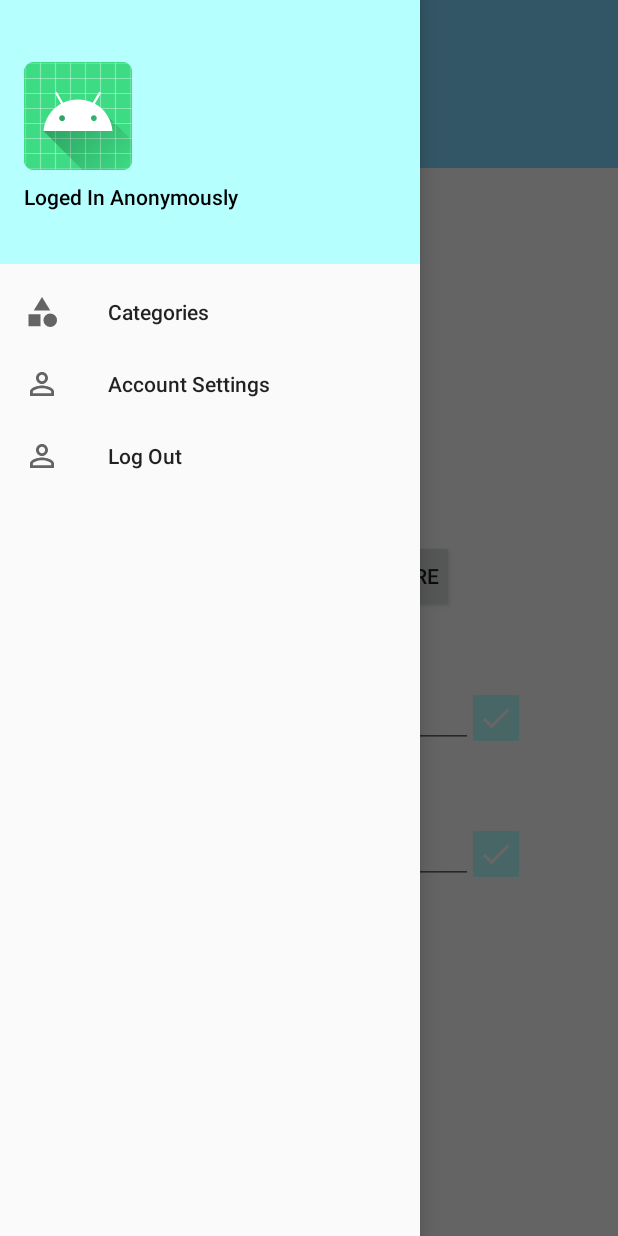
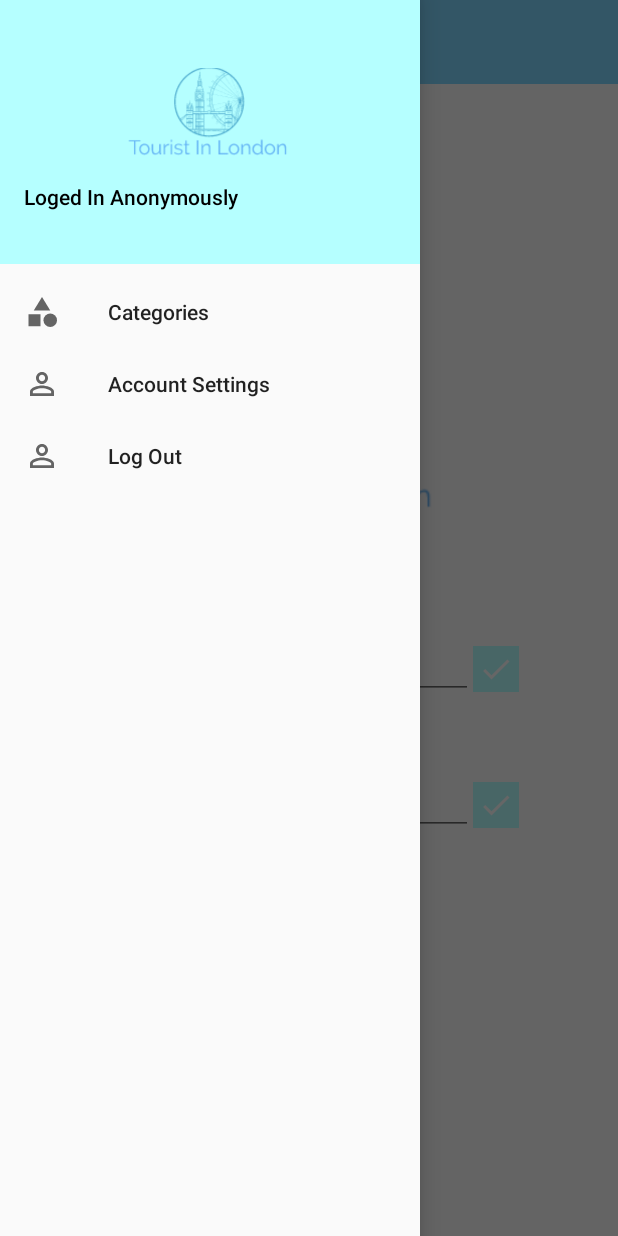
Before and after one commit to pivnicerumihai/touristInLondonAndroidAssessement, an Android app: the fragment AccountSettingsFragment placed in its activity, with the side drawer open, on a phone screen of 412 x 824 dp. Run offline under Robolectric (Android 15) with nearby library versions, the phone set to English and light mode, and no system bars; our stand-ins replace Firebase (no records; nobody signed in at launch, a user with empty details on screens opened directly); libraries missing offline, so code that uses them is left out: androidx.constraintlayout.solver.

Commit message:
app complete, needs bugs checking, code refactoring

```diff
--- a/app/src/main/java/com/example/londontourism/AttractionViewHolder.java
+++ b/app/src/main/java/com/example/londontourism/AttractionViewHolder.java
@@ -22,7 +22,6 @@
     Intent i;
     public AttractionViewHolder(@NonNull View itemView) {
         super(itemView);
-
         view = itemView;
 
     }
--- a/app/src/main/res/layout/activity_main.xml
+++ b/app/src/main/res/layout/activity_main.xml
@@ -20,6 +20,11 @@
         android:layout_weight="1"
         android:orientation="vertical"
         android:gravity="center_vertical">
+        <ImageView
+            android:layout_gravity="center_horizontal"
+            android:layout_width="250dp"
+            android:layout_height="150dp"
+            android:src="@drawable/logo"/>
     <EditText
         android:id="@+id/login_email"
         android:layout_width="wrap_content"
--- a/app/src/main/res/layout/fragment_account_settings.xml
+++ b/app/src/main/res/layout/fragment_account_settings.xml
@@ -10,7 +10,7 @@
         android:layout_width="match_parent"
         android:layout_height="match_parent"
         android:orientation="vertical">
-        <include layout="@layout/custom_toolbar"/>
+
         <LinearLayout
             android:layout_width="wrap_content"
             android:layout_height="match_parent"
@@ -20,22 +20,10 @@
 
             <ImageView
                 android:layout_gravity="center_horizontal"
-                android:layout_width="wrap_content"
-                android:layout_height="wrap_content"
-                android:src="@mipmap/ic_launcher_round"/>
-            <TextView
-                android:layout_width="wrap_content"
-                android:layout_height="wrap_content"
-                android:padding="10dp"
-                android:layout_gravity="center_horizontal"
-                android:text="@string/profile_picture"/>
-            <Button
-                android:layout_width="wrap_content"
-                android:layout_height="wrap_content"
-                android:layout_gravity="center_horizontal"
-                android:padding="10dp"
-                android:text="@string/change_picture"
-                />
+                android:layout_width="200dp"
+                android:layout_height="150dp"
+                android:src="@drawable/logo"/>
+
             <TextView
                 android:layout_marginTop="25dp"
                 android:layout_width="wrap_content"
--- a/app/src/main/res/layout/fragment_reviews.xml
+++ b/app/src/main/res/layout/fragment_reviews.xml
@@ -2,12 +2,13 @@
 <LinearLayout xmlns:android="http://schemas.android.com/apk/res/android"
     xmlns:tools="http://schemas.android.com/tools"
     android:layout_width="match_parent"
-    android:layout_height="match_parent"
+    android:layout_height="wrap_content"
     android:orientation="vertical"
     tools:context=".ReviewsFragment">
+
    <androidx.recyclerview.widget.RecyclerView
        android:id="@+id/reviews_recycler_view"
        android:layout_width="match_parent"
-       android:layout_height="wrap_content"/>
+       android:layout_height="450dp"/>
 
 </LinearLayout>
--- a/app/src/main/res/layout/nav_header.xml
+++ b/app/src/main/res/layout/nav_header.xml
@@ -8,10 +8,13 @@
     android:padding="16dp"
     android:theme="@style/ThemeOverlay.AppCompat.Dark"
     >
+
     <ImageView
-        android:layout_width="wrap_content"
-        android:layout_height="wrap_content"
-        android:src="@mipmap/ic_launcher_round"/>
+        android:layout_gravity="center_horizontal"
+        android:layout_width="150dp"
+        android:layout_height="68dp"
+        android:src="@drawable/logo" />
+
     <TextView
         android:id="@+id/loged_user_name"
         android:paddingTop="8dp"
```
Also changed, not shown: app/src/main/java/com/example/londontourism/AttractionPreview.java (+92 -2 lines), app/src/main/java/com/example/londontourism/Model/Review.java (+7 -7 lines), app/src/main/java/com/example/londontourism/ReviewViewHolder.java (+8 -4 lines), app/src/main/java/com/example/londontourism/ReviewsFragment.java (+10 -2 lines), app/src/main/res/layout/activity_attraction_preview.xml (+6 -1 lines), app/src/main/res/drawable/logo.png (added).
